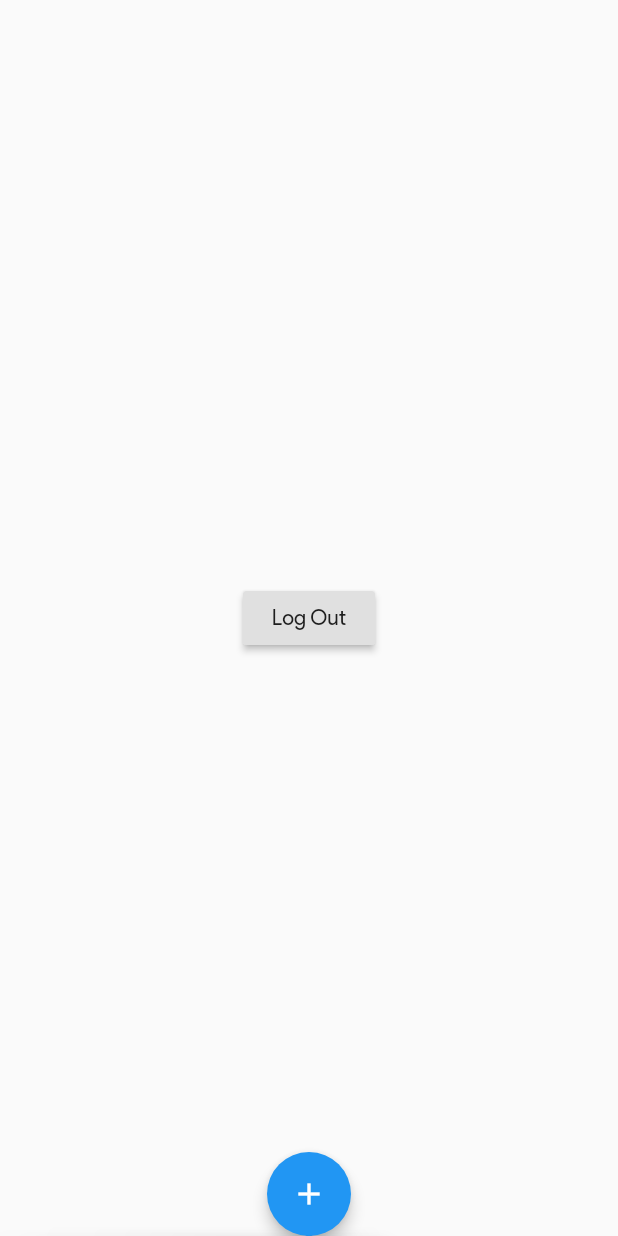
After one commit to AryamanAgrawal/taskout, a Flutter app: the Home screen opened directly, on a phone screen of 412 x 824 dp. The commit adds this screen. Run offline on Flutter 3.47's test engine with Material 2 defaults, Android fonts, the phone set to English and light mode, and no system bars; our stand-ins replace cloud_firestore, firebase_auth, google_sign_in; accounts and stored records are empty.

Commit message:
Bottom App Bar

```diff
--- a/taskout/lib/main.dart
+++ b/taskout/lib/main.dart
@@ -3,7 +3,7 @@ import './pages/login.dart';
 import 'package:scoped_model/scoped_model.dart';
 import './taskout_model.dart';
 import 'package:firebase_auth/firebase_auth.dart';
-import './pages/something.dart';
+import './pages/home.dart';
 
 void main() => runApp(MyApp());
 
@@ -42,7 +42,7 @@ class _MyAppState extends State<MyApp> {
         home: Scaffold(
           resizeToAvoidBottomPadding: false,
           backgroundColor: Color(0xfffafafa),
-          body: isLoggedIn ? Something() : LogIn(),
+          body: isLoggedIn ? Home() : LogIn(),
         ),
       ),
     );
--- /dev/null
+++ b/taskout/lib/pages/home.dart
@@ -0,0 +1,81 @@
+import 'package:flutter/material.dart';
+import 'package:scoped_model/scoped_model.dart';
+import 'package:taskout/taskout_model.dart';
+import '../main.dart';
+
+class Home extends StatefulWidget {
+  @override
+  State<StatefulWidget> createState() {
+    // TODO: implement createState
+    return HomeState();
+  }
+}
+
+class HomeState extends State<Home> {
+  bool clickedNewTask = false;
+  @override
+  Widget build(BuildContext context) {
+    return Scaffold(
+      body: ScopedModelDescendant<TaskoutModel>(
+        builder: (BuildContext context, Widget child, TaskoutModel model) {
+          return Stack(
+            children: <Widget>[
+              Align(
+                alignment: FractionalOffset.center,
+                child: RaisedButton(
+                  child: Text("Log Out"),
+                  onPressed: () {
+                    model.logOutUser().then((bool result) {
+                      if (result) {
+                        Navigator.of(context).push(MaterialPageRoute(
+                            builder: (BuildContext context) => MyApp()));
+                      } else {
+                        print("Unable to sign out");
+                      }
+                    });
+                  },
+                ),
+              ),
+              Align(
+                alignment: FractionalOffset.bottomCenter,
+                child: AnimatedContainer(
+                  duration: Duration(milliseconds: 250),
+                  height: clickedNewTask
+                      ? MediaQuery.of(context).size.height
+                      : 10.0,
+                  width: clickedNewTask
+                      ? MediaQuery.of(context).size.height
+                      : 10.0,
+                  decoration: BoxDecoration(
+                      borderRadius:
+                          BorderRadius.circular(clickedNewTask ? 0.0 : 300.0),
+                      color: Colors.blue),
+                ),
+              )
+            ],
+          );
+        },
+      ),
+      floatingActionButtonLocation: FloatingActionButtonLocation.centerDocked,
+      floatingActionButton: FloatingActionButton(
+        onPressed: () {
+          setState(() {
+            clickedNewTask = !clickedNewTask;
+          });
+        },
+        tooltip: "Add Task",
+        child: Icon(Icons.add),
+        elevation: 4.0,
+      ),
+      bottomNavigationBar: BottomAppBar(
+        child: Row(
+          mainAxisSize: MainAxisSize.max,
+          mainAxisAlignment: MainAxisAlignment.spaceBetween,
+          children: <Widget>[],
+        ),
+        shape: CircularNotchedRectangle(),
+        color: Colors.white,
+      ),
+    );
+  }
+}
--- a/taskout/lib/pages/login.dart
+++ b/taskout/lib/pages/login.dart
@@ -1,7 +1,7 @@
 import 'package:flutter/material.dart';
 import 'package:scoped_model/scoped_model.dart';
 import '../taskout_model.dart';
-import '../pages/something.dart';
+import '../pages/home.dart';
 //custom widgets
 import '../widgets/text/app_heading.dart';
 import '../widgets/text/caption_text.dart';
@@ -70,7 +70,7 @@ class LogIn extends StatelessWidget {
                           Navigator.of(context).pushReplacement(
                               MaterialPageRoute(
                                   builder: (BuildContext context) =>
-                                      Something()));
+                                      Home()));
                         } else {
                           _buildErrorDisplayingDialog(context, message);
                         }
--- a/taskout/lib/widgets/auth/google_signin.dart
+++ b/taskout/lib/widgets/auth/google_signin.dart
@@ -1,7 +1,7 @@
 import 'package:flutter/material.dart';
 import 'package:scoped_model/scoped_model.dart';
 import '../../taskout_model.dart';
-import '../../pages/something.dart';
+import '../../pages/home.dart';
 
 class GoogleSignInButton extends StatelessWidget {
   void _buildErrorDisplayingDialog(BuildContext context, String message) {
@@ -76,7 +76,7 @@ class GoogleSignInButton extends StatelessWidget {
                   print("padamchopra: " + message);
                   if (message == null || message.length == 0) {
                     Navigator.of(context).pushReplacement(MaterialPageRoute(
-                        builder: (BuildContext context) => Something()));
+                        builder: (BuildContext context) => Home()));
                   } else {
                     _buildErrorDisplayingDialog(context, message);
                   }
```
Also changed, not shown: taskout/lib/pages/signup.dart (+7 -6 lines), taskout/lib/pages/something.dart (deleted, +0 -31 lines).
